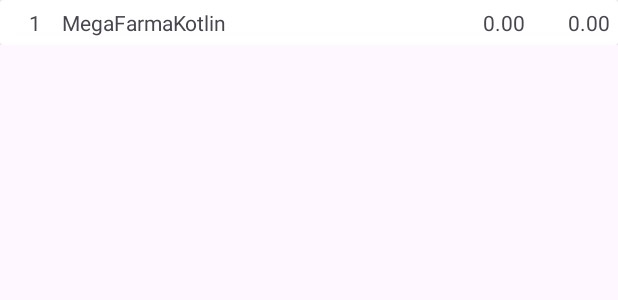
After one commit to RoggerK/DM2-MEGAFARMA-KOTLIN, an Android app: the layout item_pedido_producto.xml on its own in the app's theme, with its tools: preview values and no code run, on a phone screen of 412 x 824 dp. The commit adds this screen. Shown: the top 300 px of the screen. Run offline under Robolectric (Android 15) with nearby library versions, the phone set to English and light mode, and no system bars.

Commit message:
se agrego adapterPedido, codigo pedido

```diff
--- /dev/null
+++ b/app/src/main/java/idat/edu/pe/dm2/grupo1/megafarmakotlin/interfaces/OnFragmentCarritoListerne.kt
@@ -0,0 +1,5 @@
+package idat.edu.pe.dm2.grupo1.megafarmakotlin.interfaces
+
+interface OnFragmentCarritoListerne {
+    fun abrirActivityPedido(listaCarrito: ArrayList<String>)
+}
--- a/app/src/main/java/idat/edu/pe/dm2/grupo1/megafarmakotlin/interfaces/OnFramentUsuarioListerne.kt
+++ b/app/src/main/java/idat/edu/pe/dm2/grupo1/megafarmakotlin/interfaces/OnFragmentUsuarioListerne.kt
@@ -1,6 +1,6 @@
 package idat.edu.pe.dm2.grupo1.megafarmakotlin.interfaces
 
-interface OnFramentUsuarioListerne {
+interface OnFragmentUsuarioListerne {
     fun onClickButtonCerrarSesion()
     fun onClickButtonUsuarioLibro()
     fun onClickButtonUsuarioAyuda()
--- a/app/src/main/java/idat/edu/pe/dm2/grupo1/megafarmakotlin/view/fragment/UsuarioFragment.kt
+++ b/app/src/main/java/idat/edu/pe/dm2/grupo1/megafarmakotlin/view/fragment/UsuarioFragment.kt
@@ -16,7 +16,7 @@ import idat.edu.pe.dm2.grupo1.megafarmakotlin.common.AppMessage
 import idat.edu.pe.dm2.grupo1.megafarmakotlin.common.TypeMessage
 import idat.edu.pe.dm2.grupo1.megafarmakotlin.databinding.FragmentUsuarioBinding
 import idat.edu.pe.dm2.grupo1.megafarmakotlin.db.entity.AuthEntity
-import idat.edu.pe.dm2.grupo1.megafarmakotlin.interfaces.OnFramentUsuarioListerne
+import idat.edu.pe.dm2.grupo1.megafarmakotlin.interfaces.OnFragmentUsuarioListerne
 import idat.edu.pe.dm2.grupo1.megafarmakotlin.retrofit.response.GlobalResponse
 import idat.edu.pe.dm2.grupo1.megafarmakotlin.view.LoginActivity
 import idat.edu.pe.dm2.grupo1.megafarmakotlin.viewmodel.AuthRetrofitViewModel
@@ -26,7 +26,7 @@ import java.util.regex.Pattern
 
 class UsuarioFragment : Fragment(), View.OnClickListener {
     private lateinit var binding: FragmentUsuarioBinding
-    private lateinit var listernerUsuario: OnFramentUsuarioListerne
+    private lateinit var listernerUsuario: OnFragmentUsuarioListerne
     private lateinit var authRetrofitViewModel: AuthRetrofitViewModel
     private lateinit var authSQLiteViewModel: AuthSQLiteViewModel
     private lateinit var authEntity: AuthEntity
@@ -36,7 +36,7 @@ class UsuarioFragment : Fragment(), View.OnClickListener {
     override fun onAttach(context: Context) {
         super.onAttach(context)
         try {
-            listernerUsuario = context as OnFramentUsuarioListerne
+            listernerUsuario = context as OnFragmentUsuarioListerne
         } catch (e: ClassCastException) {
             throw ClassCastException("$context debe implementar interfaz");
         }
--- a/app/src/main/res/layout/activity_pedido.xml
+++ b/app/src/main/res/layout/activity_pedido.xml
@@ -4,8 +4,7 @@
     xmlns:app="http://schemas.android.com/apk/res-auto"
     android:id="@+id/container"
     android:layout_width="match_parent"
-    android:layout_height="match_parent"
-    android:paddingTop="?attr/actionBarSize">
+    android:layout_height="match_parent">
 
     <com.google.android.material.bottomnavigation.BottomNavigationView
         android:id="@+id/nav_view"
@@ -23,8 +22,6 @@
         android:layout_width="match_parent"
         android:layout_height="match_parent"
         android:layout_alignParentTop="true"
-        android:layout_marginTop="60dp"
-        android:layout_marginBottom="75dp"
         app:defaultNavHost="true"
         app:layout_constraintBottom_toTopOf="@id/nav_view"
         app:layout_constraintLeft_toLeftOf="parent"
--- /dev/null
+++ b/app/src/main/res/layout/item_pedido_producto.xml
@@ -0,0 +1,51 @@
+<?xml version="1.0" encoding="utf-8"?>
+<LinearLayout xmlns:android="http://schemas.android.com/apk/res/android"
+    android:layout_width="match_parent"
+    android:layout_height="wrap_content">
+
+    <androidx.cardview.widget.CardView
+        android:layout_width="match_parent"
+        android:layout_height="wrap_content">
+
+        <LinearLayout
+            android:layout_width="match_parent"
+            android:layout_margin="5dp"
+            android:orientation="horizontal"
+            android:layout_height="wrap_content">
+
+            <TextView
+                android:id="@+id/txvIdProducto"
+                android:layout_width="wrap_content"
+                android:layout_weight="1"
+                android:textAlignment="center"
+                android:text="1"
+                android:layout_height="wrap_content" />
+
+            <TextView
+                android:id="@+id/txvNombre"
+                android:layout_weight="5"
+                android:text="@string/app_name"
+                android:layout_width="wrap_content"
+                android:layout_height="wrap_content" />
+
+            <TextView
+                android:id="@+id/txvCantidad"
+                android:layout_weight="1"
+                android:text="@string/valPrec"
+                android:textAlignment="textEnd"
+                android:layout_width="wrap_content"
+                android:layout_height="wrap_content" />
+
+            <TextView
+                android:id="@+id/txvImporte"
+                android:layout_weight="1"
+                android:text="@string/valPrec"
+                android:textAlignment="textEnd"
+                android:layout_width="wrap_content"
+                android:layout_height="wrap_content" />
+
+        </LinearLayout>
+
+    </androidx.cardview.widget.CardView>
+
+</LinearLayout>
```
Also changed, not shown: app/src/main/AndroidManifest.xml (+2 -13 lines), app/src/main/java/idat/edu/pe/dm2/grupo1/megafarmakotlin/view/MenuClienteActivity.kt (+9 -2 lines), app/src/main/java/idat/edu/pe/dm2/grupo1/megafarmakotlin/view/PedidoActivity.kt (+39 -5 lines), app/src/main/java/idat/edu/pe/dm2/grupo1/megafarmakotlin/view/adapter/PedidoAdapter.kt (added, +47 -0 lines), app/src/main/java/idat/edu/pe/dm2/grupo1/megafarmakotlin/view/fragment/CarritoFragment.kt (+23 -1 lines), app/src/main/java/idat/edu/pe/dm2/grupo1/megafarmakotlin/view/fragment/PedidoFragment.kt (+48 -4 lines), app/src/main/res/layout/fragment_pedido.xml (+9 -7 lines), app/src/main/res/menu/bottom_nav_menu.xml (+0 -13 lines).
